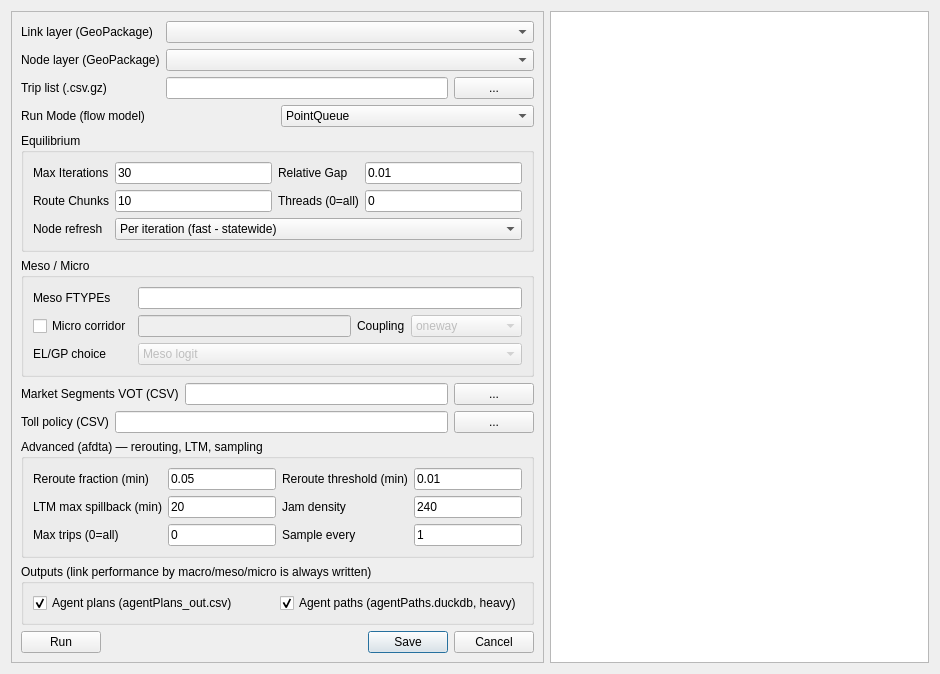
First picture: the form in ui/hydra.ui, repository TSMv6/tsm_panel, before the edit.
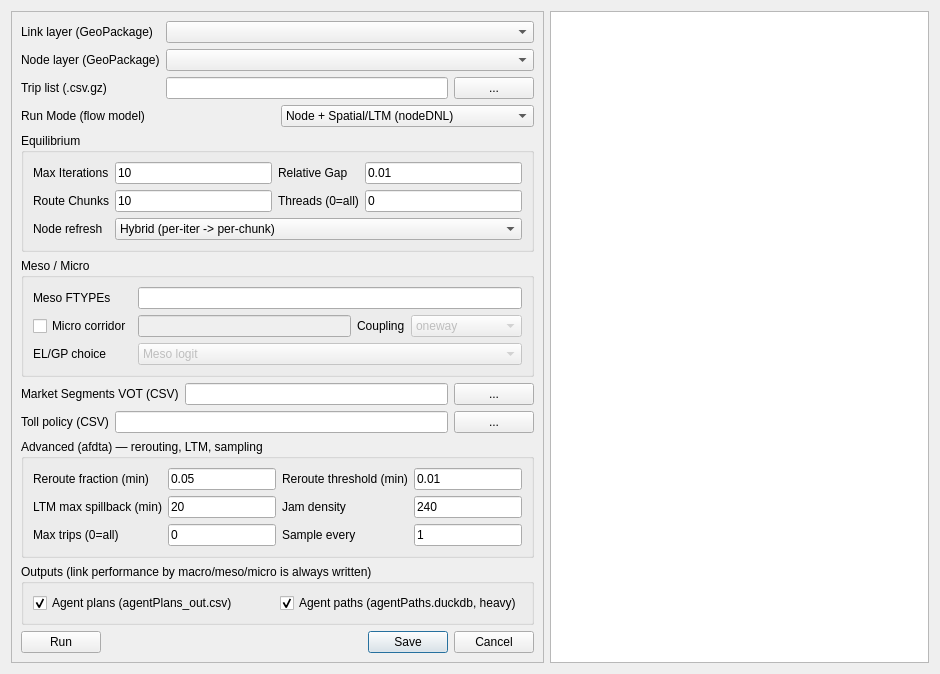
Second picture: the form after the edit.

```diff
--- a/ui/hydra.ui
+++ b/ui/hydra.ui
@@ -75,11 +75,10 @@
           <property name="toolTip">
            <string>Preset configures the DNL flow model plus meso/micro defaults.</string>
           </property>
-          <item><property name="text"><string>PointQueue</string></property></item>
+          <property name="currentIndex">
+           <number>2</number>
+          </property>
           <item><property name="text"><string>PointQueue + BPR</string></property></item>
-          <item><property name="text"><string>LTM</string></property></item>
-          <item><property name="text"><string>LTM + Meso</string></property></item>
-          <item><property name="text"><string>LTM + Meso + Signals</string></property></item>
           <item><property name="text"><string>Node + PointQueue (nodeDNL)</string></property></item>
           <item><property name="text"><string>Node + Spatial/LTM (nodeDNL)</string></property></item>
          </widget>
@@ -102,7 +101,7 @@
          <item row="0" column="1">
           <widget class="QLineEdit" name="lineEdit_Iters">
            <property name="text">
-            <string>30</string>
+            <string>10</string>
            </property>
           </widget>
          </item>
@@ -160,6 +159,9 @@
            <property name="toolTip">
             <string>Node-DNL refresh stride for the DTA_Node* loaders: per_iter (fast, statewide), per_chunk (tight, county), or a hybrid ramp.</string>
            </property>
+           <property name="currentIndex">
+            <number>2</number>
+           </property>
            <item><property name="text"><string>Per iteration (fast - statewide)</string></property></item>
            <item><property name="text"><string>Per chunk (tight - county)</string></property></item>
            <item><property name="text"><string>Hybrid (per-iter -&gt; per-chunk)</string></property></item>
@@ -184,7 +186,7 @@
          <item row="0" column="1" colspan="3">
           <widget class="QLineEdit" name="lineEdit_MesoFtypes">
            <property name="toolTip">
-            <string>Comma-separated FTYPEs run as meso (e.g. limited-access: 11,91,93,94).</string>
+            <string>Comma-separated FTYPEs run as meso. Default: the limited-access system - freeways 11/12, ramps 71-79, toll roads 91-94, express lanes 96-98.</string>
            </property>
           </widget>
          </item>
```
